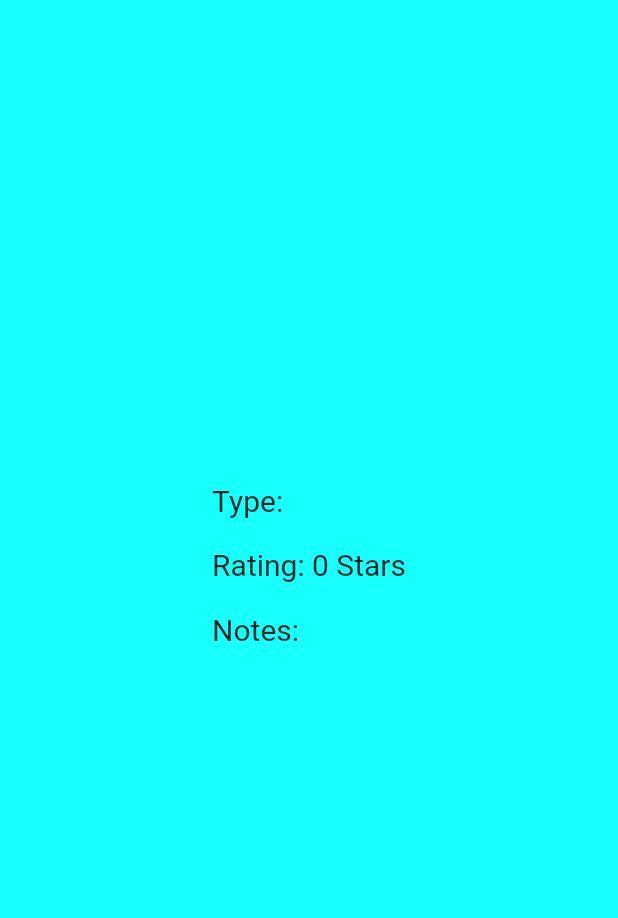
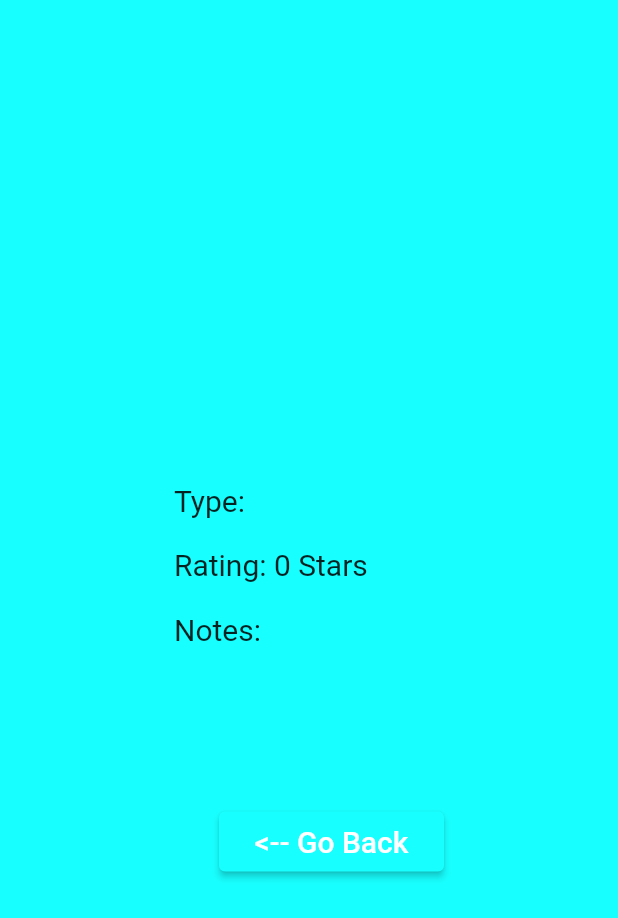
Before and after one commit to codyhanes32/Need_For_Feed, a Flutter app: the beerNotes screen opened directly with empty values, on a phone screen of 412 x 824 dp. Shown: the top 918 px of the screen. Run offline on Flutter 3.47's test engine with Material 2 defaults, Android fonts, the light colour scheme and no system bars; our stand-ins replace firebase_auth, firebase_database, flutter_rating_bar; accounts and stored records are empty; network calls fail.

Commit message:
polishing UI, added extra navigation

```diff
--- a/lib/beerNotes.dart
+++ b/lib/beerNotes.dart
@@ -1,5 +1,7 @@
 
 import 'package:flutter/material.dart';
+import 'package:need_for_feed/beerVault.dart';
+import 'package:firebase_database/firebase_database.dart';
 
 class beerNotes extends StatefulWidget {
 
@@ -39,6 +41,32 @@ class _beerNotesState extends State<beerNotes> {
                     child: Text("Notes: " + "${widget.beerDetails['notes']}",
                       style: TextStyle(fontSize: 20),)
                 ),
+                Container(
+                  margin: EdgeInsets.only(top: 100, left: 30),
+                  width:150,
+                  height: 40,
+                  child:ElevatedButton(
+                      onPressed: (){
+                        Navigator.push(
+                          context,
+                          MaterialPageRoute(builder: (context) => beerVault()),
+                        );
+                      },
+                      style: TextButton.styleFrom(
+                        backgroundColor: Colors.cyanAccent,
+
+                      ),
+                      child: Text(
+                        '<-- Go Back',
+                        style:
+                        TextStyle(
+                          color: Colors.white,
+                          fontSize: 20,
+                        ),
+                      )
+                  ),
+                ),
+
         ],
       ) ,
       ),
```
Also changed, not shown: lib/beerVault.dart (+11 -0 lines).
